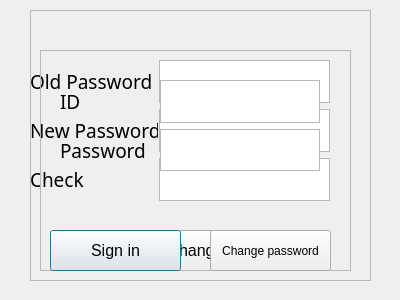
Above: final_BookManagement/BookManagement/adminlogin.ui from yewl1110/opensourceSW before the change. Below: the same form after it.
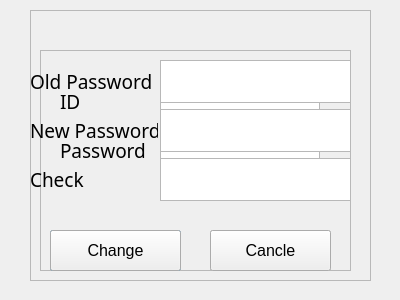
That is the form after the change.

Patch:
```diff
--- a/final_BookManagement/BookManagement/adminlogin.ui
+++ b/final_BookManagement/BookManagement/adminlogin.ui
@@ -99,7 +99,7 @@
       </widget>
      </item>
      <item>
-      <widget class="QTextEdit" name="textEdit_2">
+      <widget class="QTextEdit" name="PWEdit">
        <property name="font">
         <font>
          <family>맑은 고딕</family>
@@ -216,9 +216,9 @@
    <widget class="QWidget" name="verticalLayoutWidget_4">
     <property name="geometry">
      <rect>
-      <x>129</x>
+      <x>130</x>
       <y>50</y>
-      <width>171</width>
+      <width>191</width>
       <height>141</height>
      </rect>
     </property>
@@ -258,7 +258,7 @@
    <widget class="QPushButton" name="changeButton">
     <property name="geometry">
      <rect>
-      <x>100</x>
+      <x>20</x>
       <y>220</y>
       <width>131</width>
       <height>41</height>
@@ -273,9 +273,25 @@
      <string>Change</string>
     </property>
    </widget>
+   <widget class="QPushButton" name="cancleButton">
+    <property name="geometry">
+     <rect>
+      <x>180</x>
+      <y>220</y>
+      <width>121</width>
+      <height>41</height>
+     </rect>
+    </property>
+    <property name="font">
+     <font>
+      <pointsize>12</pointsize>
+     </font>
+    </property>
+    <property name="text">
+     <string>Cancle</string>
+    </property>
+   </widget>
   </widget>
-  <zorder>changeFrame</zorder>
-  <zorder>signinFrame</zorder>
  </widget>
  <resources/>
  <connections/>
```
